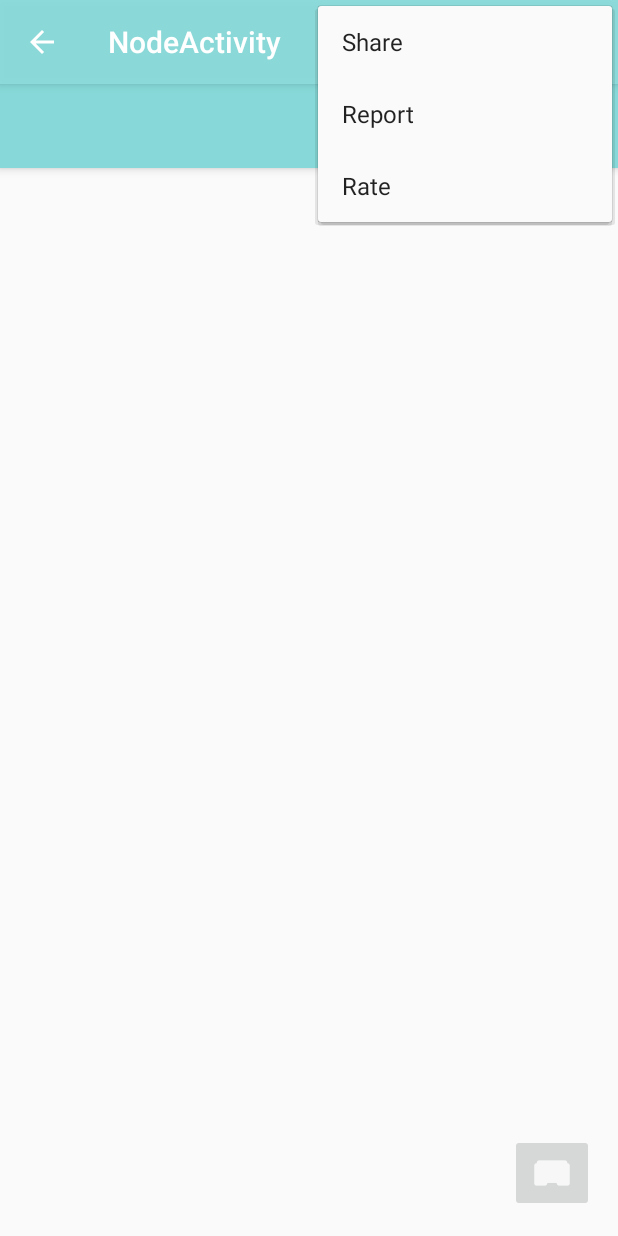
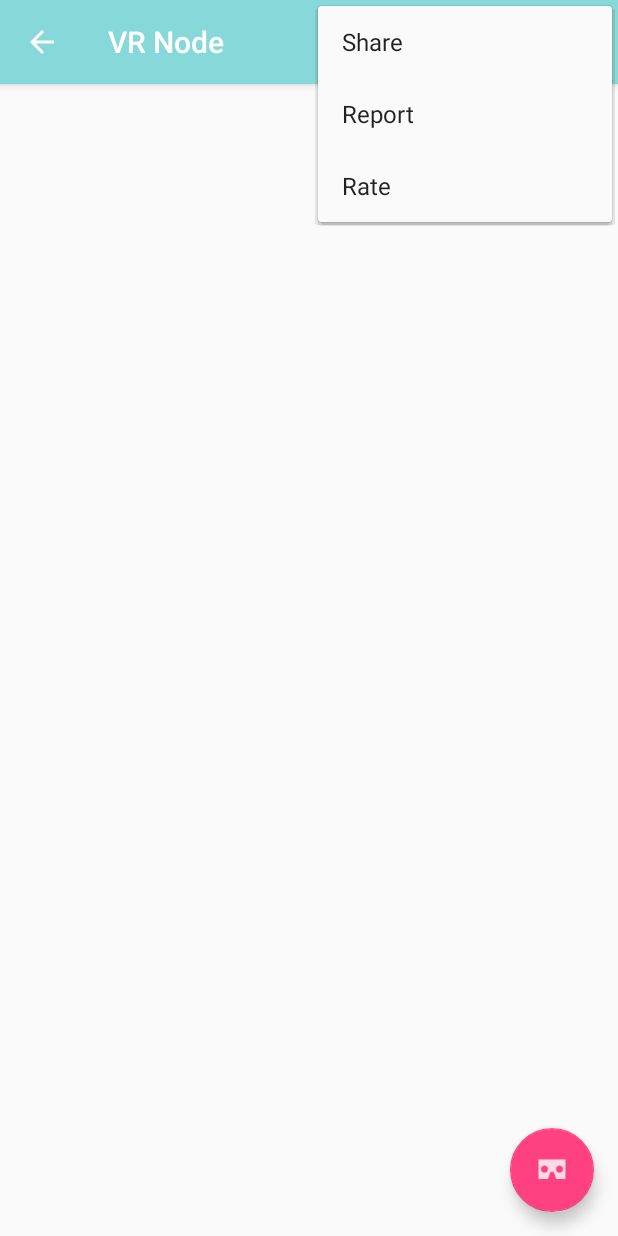
Before and after one commit to julcsii/Pastr, an Android app: the NodeActivity screen opened directly, with no data from a screen before it, with the options menu open, on a phone screen of 412 x 824 dp. Run offline under Robolectric (Android 15) with nearby library versions, the phone set to English and light mode, and no system bars.

Commit message:
Fixed button and look

```diff
--- a/app/src/main/AndroidManifest.xml
+++ b/app/src/main/AndroidManifest.xml
@@ -41,7 +41,8 @@
         <activity
             android:name=".NodeActivity"
             android:label="@string/title_activity_node"
-            android:parentActivityName=".MapsActivity">
+            android:parentActivityName=".MapsActivity"
+            android:theme="@style/AppTheme.NoActionBar">
             <meta-data
                 android:name="android.support.PARENT_ACTIVITY"
                 android:value="com.android.pastr.pastr.MapsActivity" />
--- a/app/src/main/java/com/android/pastr/pastr/MapsActivity.java
+++ b/app/src/main/java/com/android/pastr/pastr/MapsActivity.java
@@ -134,7 +134,7 @@ public class MapsActivity extends AppCompatActivity implements OnMapReadyCallbac
                 .position(latLngNode)
                 .title("Trial Node")
                 .snippet("This is my test app")
-                .icon(BitmapDescriptorFactory.defaultMarker(BitmapDescriptorFactory.HUE_BLUE)));
+                .icon(BitmapDescriptorFactory.defaultMarker(BitmapDescriptorFactory.HUE_CYAN)));
     }
 
     @Override
--- a/app/src/main/java/com/android/pastr/pastr/NodeActivity.java
+++ b/app/src/main/java/com/android/pastr/pastr/NodeActivity.java
@@ -1,9 +1,14 @@
 package com.android.pastr.pastr;
 
+import android.content.Intent;
 import android.os.Bundle;
+import android.support.design.widget.FloatingActionButton;
+import android.support.design.widget.Snackbar;
 import android.support.v7.app.AppCompatActivity;
+import android.support.v7.widget.Toolbar;
 import android.view.Menu;
 import android.view.MenuItem;
+import android.view.View;
 
 public class NodeActivity extends AppCompatActivity {
 
@@ -12,7 +17,7 @@ public class NodeActivity extends AppCompatActivity {
         super.onCreate(savedInstanceState);
         setContentView(R.layout.activity_node);
 
-        /*
+
         Toolbar toolbar = (Toolbar) findViewById(R.id.toolbar);
         setSupportActionBar(toolbar);
 
@@ -20,13 +25,21 @@ public class NodeActivity extends AppCompatActivity {
         fab.setOnClickListener(new View.OnClickListener() {
             @Override
             public void onClick(View view) {
-                Snackbar.make(view, "Replace with your own action", Snackbar.LENGTH_LONG)
+                Snackbar.make(view, "Add VR content", Snackbar.LENGTH_LONG)
                         .setAction("Action", null).show();
             }
         });
-        */
+        fab.setImageResource( R.drawable.cardboard_icon);
+
         getSupportActionBar().setDisplayHomeAsUpEnabled(true);
-        //TODO:try new Basic activity project
+        getSupportActionBar().setDisplayShowHomeEnabled(true);
+        toolbar.setNavigationOnClickListener(new View.OnClickListener() {
+            @Override
+            public void onClick(View v) {
+                startActivity(new Intent(getApplicationContext(),MapsActivity.class));
+            }
+        });
+
     }
     /**
      * Sets up the options menu.
@@ -40,6 +53,12 @@ public class NodeActivity extends AppCompatActivity {
     }
 
     @Override
+    public boolean onSupportNavigateUp(){
+        finish();
+        return true;
+    }
+
+    @Override
     public boolean onOptionsItemSelected(MenuItem item) {
         //TODO:what happens if menu item is selected
         return true;
--- a/app/src/main/res/layout/activity_node.xml
+++ b/app/src/main/res/layout/activity_node.xml
@@ -22,13 +22,13 @@
 
     <include layout="@layout/content_node" />
 
-    <android.support.v7.widget.AppCompatImageButton
+    <android.support.design.widget.FloatingActionButton
+        android:id="@+id/fab"
         android:layout_width="wrap_content"
         android:layout_height="wrap_content"
-        android:clickable="true"
-        android:id="@+id/fab"
         android:layout_gravity="bottom|end"
         android:layout_margin="@dimen/fab_margin"
-        app:srcCompat="@drawable/cardboard_icon" />
+        android:clickable="true"
+        android:src="@drawable/cardboard_icon"/>
 
 </android.support.design.widget.CoordinatorLayout>
--- a/app/src/main/res/values/strings.xml
+++ b/app/src/main/res/values/strings.xml
@@ -12,6 +12,6 @@
     <string name="now">Now</string>
     <string name="settings">Settings</string>
     <string name="info">Info</string>
-    <string name="title_activity_node">NodeActivity</string>
+    <string name="title_activity_node">VR Node</string>
     <string name="rate">Rate</string>
 </resources>
```
Also changed, not shown: app/src/main/res/drawable-hdpi/cardboard_icon.png, app/src/main/res/drawable-mdpi/cardboard_icon.png, app/src/main/res/drawable-xhdpi/cardboard_icon.png, app/src/main/res/drawable-xxhdpi/cardboard_icon.png.
